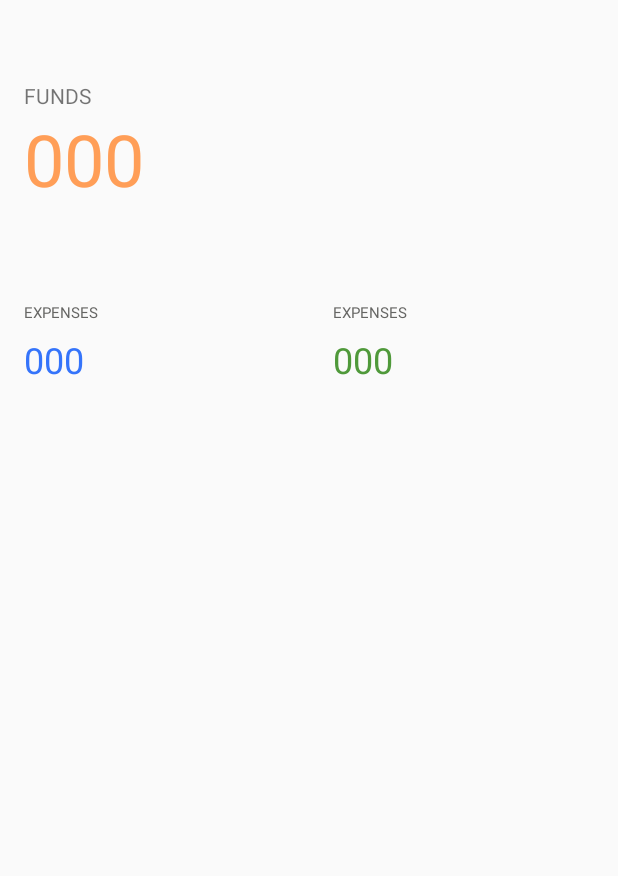
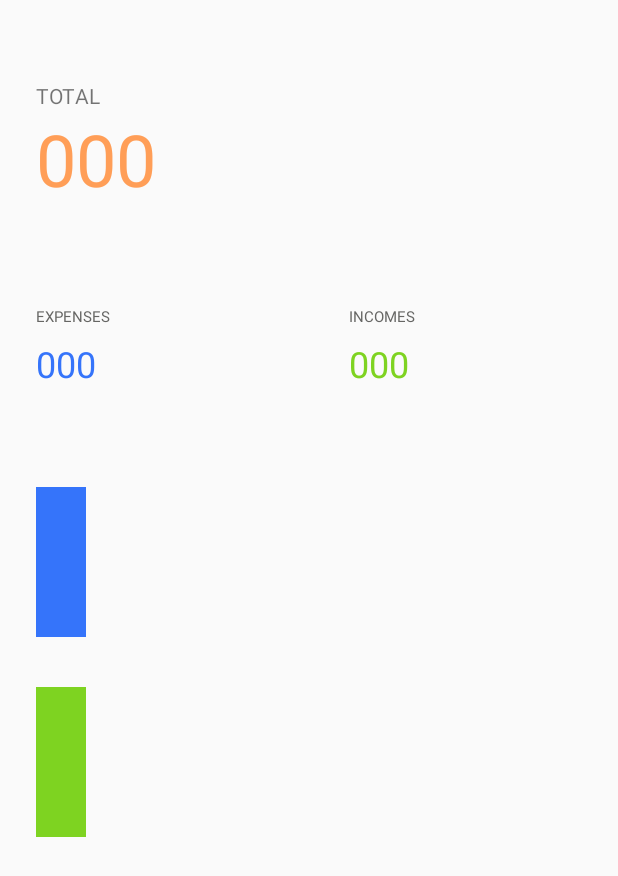
Before and after one commit to druespin/LoftMoney, an Android app: the fragment BalanceFragment shown on its own in the app's theme, on a phone screen of 412 x 824 dp. Shown: the top 876 px of the screen. Run offline under Robolectric (Android 15) with nearby library versions, the phone set to English and light mode, and no system bars; our stand-ins replace RxJava; network calls fail.

Commit message:
custom view added

```diff
--- a/app/src/main/AndroidManifest.xml
+++ b/app/src/main/AndroidManifest.xml
@@ -12,6 +12,7 @@
         android:roundIcon="@mipmap/ic_launcher_round"
         android:supportsRtl="true"
         android:theme="@style/AppTheme"
+        android:hardwareAccelerated="true"
         tools:ignore="GoogleAppIndexingWarning">
 
         <activity android:name=".WelcomeActivity">
@@ -25,7 +26,6 @@
 
         <activity android:name=".AddItemActivity" android:theme="@style/AddItemTheme"/>
 
-
     </application>
 
 </manifest>
--- a/app/src/main/java/com/example/loftmoney/BalanceFragment.kt
+++ b/app/src/main/java/com/example/loftmoney/BalanceFragment.kt
@@ -1,13 +1,26 @@
 package com.example.loftmoney
 
+import android.content.Context
 import android.os.Bundle
 import android.view.LayoutInflater
 import android.view.View
 import android.view.ViewGroup
+import androidx.core.content.ContextCompat
 import androidx.fragment.app.Fragment
-import kotlinx.android.synthetic.main.activity_main.*
+import com.example.loftmoney.customview.DiagramView
+import com.example.loftmoney.web.ApiService
+import io.reactivex.android.schedulers.AndroidSchedulers
+import io.reactivex.disposables.CompositeDisposable
+import io.reactivex.schedulers.Schedulers
+import kotlinx.android.synthetic.main.fragment_balance.*
+import kotlin.math.exp
+
 
 class BalanceFragment : Fragment() {
+
+    private val disposable = CompositeDisposable()
+    private var expense: Int = 0
+    private var income: Int = 0
 
     override fun onCreateView(
         inflater: LayoutInflater,
@@ -20,5 +33,56 @@ class BalanceFragment : Fragment() {
     override fun onViewCreated(view: View, savedInstanceState: Bundle?) {
         super.onViewCreated(view, savedInstanceState)
 
+        getBalance()
+    }
+
+    override fun onResume() {
+        super.onResume()
+        getBalance()
+    }
+
+    override fun onStop() {
+        super.onStop()
+        disposable.clear()
+    }
+
+    private fun getBalance() {
+        val sharedPrefs = activity?.getSharedPreferences(
+                                            getString(R.string.app_name), Context.MODE_PRIVATE)
+        val authToken = sharedPrefs?.getString(AUTH_TOKEN_KEY, "no-token")!!
+        val getResponseFromApi = ApiService.createApiService.getBalance(authToken)
+
+        disposable.add(getResponseFromApi
+            .observeOn(AndroidSchedulers.mainThread())
+            .subscribeOn(Schedulers.io())
+            .subscribe({
+                if (it.status == "success") {
+                    expense = it.totalExpense.toInt()
+                    income = it.totalIncome.toInt()
+
+                    calculateView(expense, income)
+                    setFields(expense, income)
+                }
+            },
+                {
+                    it.localizedMessage
+                })
+        )
+    }
+
+    private fun setFields(expense: Int, income: Int) {
+        val balanceText = (income - expense).toString()
+        val expenseText = expense.toString()
+        val incomeText = income.toString()
+        total_balance.text = balanceText
+        total_expense.text = expenseText
+        total_income.text = incomeText
+    }
+
+    private fun calculateView(expense: Int, income: Int) {
+        val total = expense + income
+        val expenseRate: Int = 1000 * expense / total
+        val incomeRate: Int = 1000 * income / total
+        diagram_view.setRates(expenseRate, incomeRate)
     }
 }
--- /dev/null
+++ b/app/src/main/java/com/example/loftmoney/customview/DiagramView.kt
@@ -0,0 +1,54 @@
+package com.example.loftmoney.customview
+
+import android.content.Context
+import android.graphics.Canvas
+import android.graphics.Paint
+import android.graphics.Rect
+import android.util.AttributeSet
+import android.view.View
+import androidx.core.content.ContextCompat
+import com.example.loftmoney.R
+
+
+class DiagramView : View {
+    constructor(context: Context?) : super(context)
+    constructor(context: Context?, attrs: AttributeSet?) : super(context, attrs)
+    constructor(context: Context?, attrs: AttributeSet?, defStyleAttr: Int) : super(
+        context,
+        attrs,
+        defStyleAttr
+    )
+
+    private var expenseWidth = 50
+    private var incomeWidth = 50
+
+    private val expensePaint = Paint(Paint.ANTI_ALIAS_FLAG).apply {
+        style = Paint.Style.FILL
+        color = ContextCompat.getColor(context, R.color.expense_text_color)
+    }
+    private val incomePaint = Paint(Paint.ANTI_ALIAS_FLAG).apply {
+        style = Paint.Style.FILL
+        color = ContextCompat.getColor(context, R.color.income_text_color)
+    }
+
+
+    private lateinit var expenseRect: Rect
+    private lateinit var incomeRect: Rect
+
+
+    fun setRates(expense: Int, income: Int) {
+        expenseWidth = expense
+        incomeWidth = income
+        invalidate()
+    }
+
+    override fun dispatchDraw(canvas: Canvas?) {
+        super.dispatchDraw(canvas)
+
+        expenseRect = Rect(0,0, expenseWidth,150)
+        incomeRect = Rect(0,200, incomeWidth,350)
+
+        canvas?.drawRect(expenseRect, expensePaint)
+        canvas?.drawRect(incomeRect, incomePaint)
+    }
+}
--- a/app/src/main/java/com/example/loftmoney/web/ApiSevice.kt
+++ b/app/src/main/java/com/example/loftmoney/web/ApiSevice.kt
@@ -27,7 +27,7 @@ interface ApiService {
 
     @POST("items/remove")
     fun removeItem(@Query("id") itemId: Int,
-                   @Query("auth-token") authToken: String?): Observable<StatusAndItemId>
+                   @Query("auth-token") authToken: String): Observable<StatusAndItemId>
 
 
     @GET("auth")
@@ -38,7 +38,7 @@ interface ApiService {
     fun logout(): Observable<Status>
 
     @GET("balance")
-    fun getBalance(): Observable<Balance>
+    fun getBalance(@Query("auth-token") authToken: String): Observable<Balance>
 
 
     companion object {
--- a/app/src/main/java/com/example/loftmoney/web/ResponseDataModels.kt
+++ b/app/src/main/java/com/example/loftmoney/web/ResponseDataModels.kt
@@ -22,7 +22,7 @@ data class StatusAndItemId(val status: String, val itemId: Int)  // for remove r
 
 data class Balance(
     val status: String,
-    val totalExpense: String,
-    val totalIncome: String
-
+    val balance: Int,
+    @SerializedName("total_income") val totalIncome: String,
+    @SerializedName("total_expenses") val totalExpense: String
 )
--- a/app/src/main/res/layout/fragment_balance.xml
+++ b/app/src/main/res/layout/fragment_balance.xml
@@ -8,9 +8,9 @@
         android:layout_width="match_parent"
         android:layout_height="wrap_content"
         android:orientation="vertical"
-        android:paddingStart="16dp"
+        android:paddingStart="24dp"
         android:paddingTop="54dp"
-        android:paddingBottom="37dp">
+        android:paddingBottom="40dp">
 
         <TextView
             android:layout_width="wrap_content"
@@ -19,7 +19,7 @@
             android:textSize="14dp"/>
 
         <TextView
-            android:id="@+id/balance_number"
+            android:id="@+id/total_balance"
             android:layout_width="wrap_content"
             android:layout_height="wrap_content"
             android:text="000"
@@ -38,7 +38,7 @@
             android:layout_weight="1"
             android:paddingTop="26dp"
             android:paddingBottom="26dp"
-            android:paddingStart="16dp"
+            android:paddingStart="24dp"
             android:orientation="vertical">
 
             <TextView
@@ -49,7 +49,7 @@
                 android:textColor="@color/item_name_color"/>
 
             <TextView
-                android:id="@+id/balance_expense"
+                android:id="@+id/total_expense"
                 android:layout_width="wrap_content"
                 android:layout_height="wrap_content"
                 android:text="000"
@@ -63,18 +63,18 @@
             android:layout_weight="1"
             android:paddingTop="26dp"
             android:paddingBottom="26dp"
-            android:paddingStart="16dp"
+            android:paddingStart="24dp"
             android:orientation="vertical">
 
             <TextView
                 android:layout_width="wrap_content"
                 android:layout_height="wrap_content"
-                android:text="@string/expenses"
+                android:text="@string/incomes"
                 android:textSize="10dp"
                 android:textColor="@color/item_name_color"/>
 
             <TextView
-                android:id="@+id/balance_income"
+                android:id="@+id/total_income"
                 android:layout_width="wrap_content"
                 android:layout_height="wrap_content"
                 android:text="000"
@@ -82,6 +82,21 @@
                 android:layout_marginTop="8dp"
                 android:textColor="@color/income_text_color"/>
         </LinearLayout>
+    </LinearLayout>
+
+    <LinearLayout
+        android:layout_width="match_parent"
+        android:layout_height="wrap_content"
+        android:orientation="vertical"
+        android:paddingStart="24dp"
+        android:paddingEnd="24dp"
+        android:paddingTop="40dp">
+
+        <com.example.loftmoney.customview.DiagramView
+            android:id="@+id/diagram_view"
+            android:layout_width="wrap_content"
+            android:layout_height="wrap_content"
+            />
 
     </LinearLayout>
 
--- a/app/src/main/res/values/colors.xml
+++ b/app/src/main/res/values/colors.xml
@@ -9,7 +9,7 @@
     <color name="fab_main_color">#FFC107</color>
     <color name="tabs_text">#fff</color>
     <color name="expense_text_color">#3574fa</color>
-    <color name="income_text_color">#4F993A</color>
+    <color name="income_text_color">#7ed321</color>
     <color name="white">#fff</color>
     <color name="btn_add_submit_color">#ddd</color>
     <color name="action_mode_color">#333f59</color>
--- a/app/src/main/res/values/strings.xml
+++ b/app/src/main/res/values/strings.xml
@@ -15,5 +15,5 @@
     <string name="ok_text">OK</string>
     <string name="cancel_text">Cancel</string>
     <string name="balance">BALANCE</string>
-    <string name="funds">FUNDS</string>
+    <string name="funds">TOTAL</string>
 </resources>
```
Also changed, not shown: app/src/main/java/com/example/loftmoney/BudgetFragment.kt (+8 -4 lines), 1 other file.
